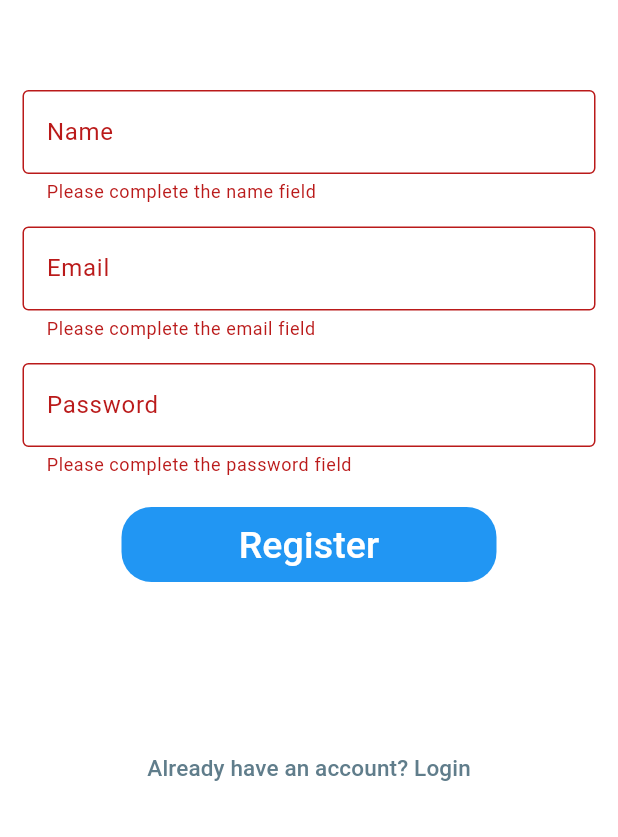
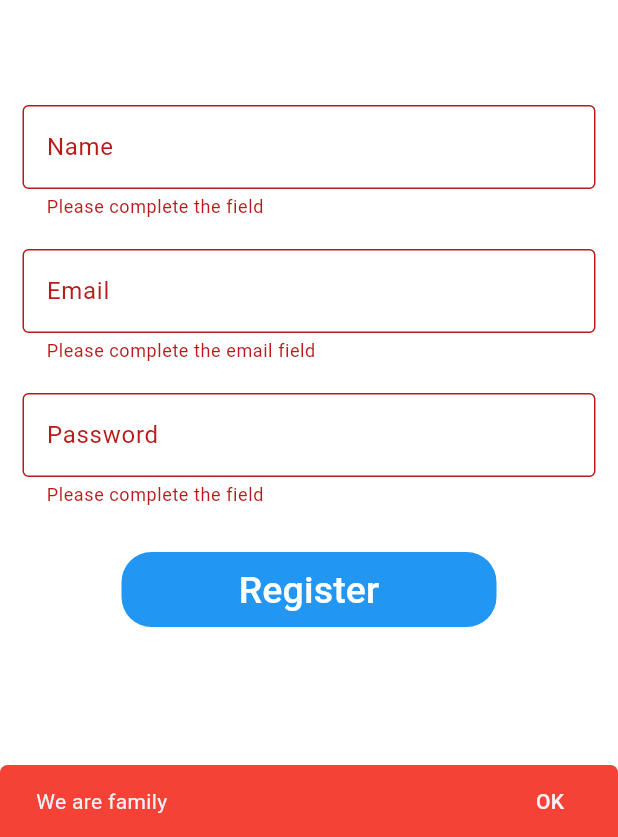
Before and after one commit to imd-solutions/flutter-todo, a Flutter app: the RegisterScreen screen opened directly, after a tap on "Register", on a phone screen of 412 x 824 dp, the part 399-1236 px from its top. Run offline on Flutter 3.47's test engine with Material 3 defaults, Android fonts, the phone set to English and light mode, and no system bars; our stand-ins replace bloc, cloud_firestore, dartz, equatable, firebase_core, flutter_bloc and 2 more; accounts and stored records are empty.

Commit message:
clean up and new widgets

```diff
--- a/lib/features/auth/presentation/cubit/authentication_cubit.dart
+++ b/lib/features/auth/presentation/cubit/authentication_cubit.dart
@@ -39,12 +39,8 @@ class AuthenticationCubit extends Cubit<AuthenticationState> {
       password: password,
     ));
 
-    print('final result: $result');
-
     result.fold(
       (failure) {
-        print('failure: $failure');
-
         emit(
           AuthenticationError(
             message: failure.message,
--- a/lib/features/auth/presentation/views/login_screen.dart
+++ b/lib/features/auth/presentation/screens/login_screen.dart
@@ -1,8 +1,8 @@
 import 'package:flutter/material.dart';
 
-import './../../../../features/auth/presentation/views/register_screen.dart';
+import 'register_screen.dart';
 import '../../../../home_screen.dart';
-import './../../../../shared/widgets/logo.dart';
+import '../../../../shared/widgets/logo.dart';
 
 class LoginScreen extends StatelessWidget {
   const LoginScreen({super.key});
--- a/lib/features/auth/presentation/views/register_screen.dart
+++ b/lib/features/auth/presentation/screens/register_screen.dart
@@ -1,16 +1,26 @@
+import 'package:firstapp/features/auth/presentation/widgets/user_alerts.dart';
 import 'package:flutter/material.dart';
 import 'package:flutter_bloc/flutter_bloc.dart';
 
-import './../../../../features/auth/presentation/cubit/authentication_cubit.dart';
-import './../../../../features/auth/presentation/views/login_screen.dart';
-import './../../../../shared/services/injection_container.dart';
+import './../../../../features/auth/presentation/widgets/input_text.dart';
 import './../../../../shared/widgets/logo.dart';
+import './../cubit/authentication_cubit.dart';
+import 'login_screen.dart';
 
 class RegisterScreen extends StatelessWidget {
   const RegisterScreen({super.key});
 
   @override
   Widget build(BuildContext context) {
+    void navigateToPage() {
+      Navigator.pushReplacement(
+        context,
+        MaterialPageRoute(
+          builder: (context) => const LoginScreen(),
+        ),
+      );
+    }
+
     return Scaffold(
       backgroundColor: Colors.white,
       appBar: AppBar(
@@ -23,60 +33,35 @@ class RegisterScreen extends StatelessWidget {
             children: <Widget>[
               const Logo(),
               Padding(
-                //padding: const EdgeInsets.only(left:15.0,right: 15.0,top:0,bottom: 0),
-                padding: const EdgeInsets.symmetric(horizontal: 15),
-                child: TextFormField(
+                padding: const EdgeInsets.symmetric(
+                    horizontal: 15.0, vertical: 10.0),
+                child: InputText(
                   controller:
                       context.read<AuthenticationCubit>().nameController,
-                  validator: (value) {
-                    if (value == null || value.isEmpty) {
-                      return 'Please complete the name field';
-                    }
-                    return null;
-                  },
-                  decoration: const InputDecoration(
-                      border: OutlineInputBorder(),
-                      labelText: 'Name',
-                      hintText: 'Enter your full name'),
+                  labelText: 'Name',
+                  hintText: 'Please enter your full name',
                 ),
               ),
               Padding(
-                //padding: const EdgeInsets.only(left:15.0,right: 15.0,top:0,bottom: 0),
-                padding: const EdgeInsets.only(
-                    left: 15.0, right: 15.0, top: 15, bottom: 0),
-                child: TextFormField(
+                padding: const EdgeInsets.symmetric(
+                    horizontal: 15.0, vertical: 10.0),
+                child: InputText(
                   controller:
                       context.read<AuthenticationCubit>().emailController,
-                  validator: (value) {
-                    if (value == null || value.isEmpty) {
-                      return 'Please complete the email field';
-                    }
-                    return null;
-                  },
-                  decoration: const InputDecoration(
-                      border: OutlineInputBorder(),
-                      labelText: 'Email',
-                      hintText: 'Enter valid email id as abc@gmail.com'),
+                  email: true,
+                  labelText: 'Email',
+                  hintText: 'Please enter your email address',
                 ),
               ),
               Padding(
-                padding: const EdgeInsets.only(
-                    left: 15.0, right: 15.0, top: 15, bottom: 0),
-                //padding: EdgeInsets.symmetric(horizontal: 15),
-                child: TextFormField(
+                padding: const EdgeInsets.symmetric(
+                    horizontal: 15.0, vertical: 10.0),
+                child: InputText(
                   controller:
                       context.read<AuthenticationCubit>().passwordController,
-                  validator: (value) {
-                    if (value == null || value.isEmpty) {
-                      return 'Please complete the password field';
-                    }
-                    return null;
-                  },
-                  obscureText: true,
-                  decoration: const InputDecoration(
-                      border: OutlineInputBorder(),
-                      labelText: 'Password',
-                      hintText: 'Enter secure password'),
+                  password: true,
+                  labelText: 'Password',
+                  hintText: 'Please enter a password',
                 ),
               ),
               const SizedBox(
@@ -84,28 +69,6 @@ class RegisterScreen extends StatelessWidget {
               ),
               BlocBuilder<AuthenticationCubit, AuthenticationState>(
                 builder: (context, state) {
-                  // if (state is AuthenticationInitial) {
-                  //   print('The initital state is: $state');
-                  //   return Container();
-                  // } else if (state is CreatingUser) {
-                  //   print('The creating user state is: $state');
-                  //   return const Center(
-                  //     child: CircularProgressIndicator(),
-                  //   );
-                  // } else if (state is UserCreated) {
-                  //   print('The user created state is: $state');
-                  //   return const Center(
-                  //     child: Text('DONE!'),
-                  //   );
-                  // } else if (state is AuthenticationError) {
-                  //   print('The authentication state is: $state');
-                  //   return Center(
-                  //     child: Text(state.message),
-                  //   );
-                  // } else {
-                  //   return Container();
-                  // }
-
                   return Container(
                     height: 50,
                     width: 250,
@@ -114,12 +77,6 @@ class RegisterScreen extends StatelessWidget {
                         borderRadius: BorderRadius.circular(20)),
                     child: TextButton(
                       onPressed: () {
-                        context
-                            .read<AuthenticationCubit>()
-                            .formKey
-                            .currentState!
-                            .validate();
-
                         if (context
                             .read<AuthenticationCubit>()
                             .formKey
@@ -128,9 +85,7 @@ class RegisterScreen extends StatelessWidget {
                           // If the form is valid, display a snackbar. In the real world,
                           // you'd often call a server or save the information in a database.
                           // if (state is CreatingUser) {
-                          //   ScaffoldMessenger.of(context).showSnackBar(
-                          //     const SnackBar(content: Text('Processing Data')),
-                          //   );
+
                           // }
 
                           context.read<AuthenticationCubit>().createUser(
@@ -147,8 +102,11 @@ class RegisterScreen extends StatelessWidget {
                                   .passwordController
                                   .text);
                         }
+
+                        UserAlerts.show(context, 'We are family', 'error');
+
                         // ScaffoldMessenger.of(context).showSnackBar(
-                        //   const SnackBar(content: Text('Processing Data')),
+                        //   UserAlerts()
                         // );
                       },
                       child: state is CreatingUser
@@ -173,14 +131,7 @@ class RegisterScreen extends StatelessWidget {
                 height: 100,
               ),
               TextButton(
-                onPressed: () {
-                  Navigator.pushReplacement(
-                    context,
-                    MaterialPageRoute(
-                      builder: (context) => const LoginScreen(),
-                    ),
-                  );
-                },
+                onPressed: () => navigateToPage(),
                 child: const Text(
                   'Already have an account? Login',
                   style: TextStyle(color: Colors.blueGrey, fontSize: 15),
--- /dev/null
+++ b/lib/features/auth/presentation/widgets/input_text.dart
@@ -0,0 +1,40 @@
+import 'package:flutter/material.dart';
+import 'package:get/get.dart';
+
+class InputText extends StatelessWidget {
+  final TextEditingController controller;
+  final String labelText;
+  final String hintText;
+  final bool email;
+  final bool password;
+
+  const InputText({
+    super.key,
+    required this.labelText,
+    required this.hintText,
+    required this.controller,
+    this.email = false,
+    this.password = false,
+  });
+
+  @override
+  Widget build(context) {
+    return TextFormField(
+      controller: controller,
+      validator: (value) {
+        if (email && (value == null || value.isEmpty || !value.isEmail)) {
+          return 'Please complete the email field';
+        } else if (value == null || value.isEmpty) {
+          return 'Please complete the field';
+        }
+        return null;
+      },
+      obscureText: password,
+      decoration: InputDecoration(
+        border: const OutlineInputBorder(),
+        labelText: labelText,
+        hintText: hintText,
+      ),
+    );
+  }
+}
--- /dev/null
+++ b/lib/features/auth/presentation/widgets/user_alerts.dart
@@ -0,0 +1,39 @@
+import 'package:flutter/material.dart';
+
+class UserAlerts {
+  final String message;
+  final String? status;
+
+  const UserAlerts({
+    required this.message,
+    required this.status,
+  });
+
+  static show(
+    BuildContext context,
+    String message,
+    String status,
+  ) {
+    ScaffoldMessenger.of(context).showSnackBar(
+      SnackBar(
+        elevation: 0.0,
+        backgroundColor: status == 'success' ? Colors.green : Colors.red,
+        //behavior: SnackBarBehavior.floating,
+        content: Text(message),
+        duration: const Duration(seconds: 5),
+        shape: const RoundedRectangleBorder(
+          borderRadius: BorderRadius.only(
+            topLeft: Radius.circular(5.0),
+            topRight: Radius.circular(5.0),
+          ),
+        ),
+        //backgroundColor: Colors.redAccent,
+        action: SnackBarAction(
+          textColor: const Color(0xFFFAF2FB),
+          label: 'OK',
+          onPressed: () {},
+        ),
+      ),
+    );
+  }
+}
--- a/lib/home_screen.dart
+++ b/lib/home_screen.dart
@@ -1,8 +1,8 @@
 import 'package:flutter/material.dart';
 
-import './../features/auth/presentation/views/login_screen.dart';
-import './../features/auth/presentation/views/otp_screen.dart';
-import './../features/auth/presentation/views/register_screen.dart';
+import 'features/auth/presentation/screens/login_screen.dart';
+import 'features/auth/presentation/screens/otp_screen.dart';
+import 'features/auth/presentation/screens/register_screen.dart';
 
 class HomeScreen extends StatelessWidget {
   const HomeScreen({super.key});
```
Also changed, not shown: lib/features/auth/presentation/screens/otp_screen.dart (renamed from lib/features/auth/presentation/views/otp_screen.dart).
